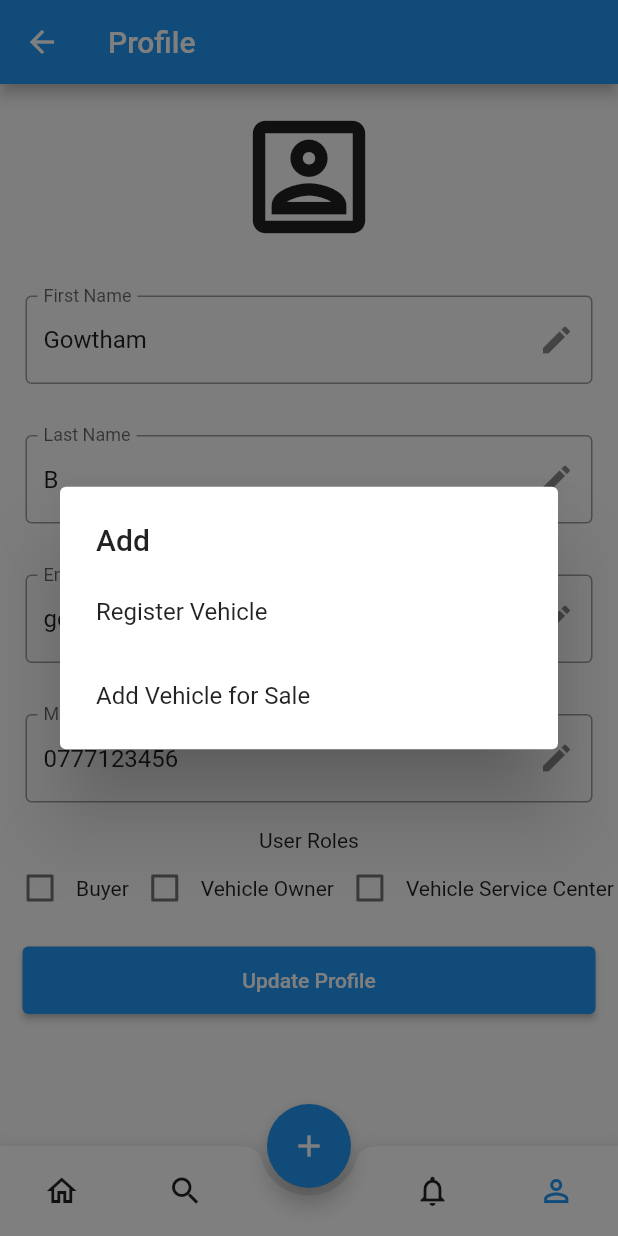
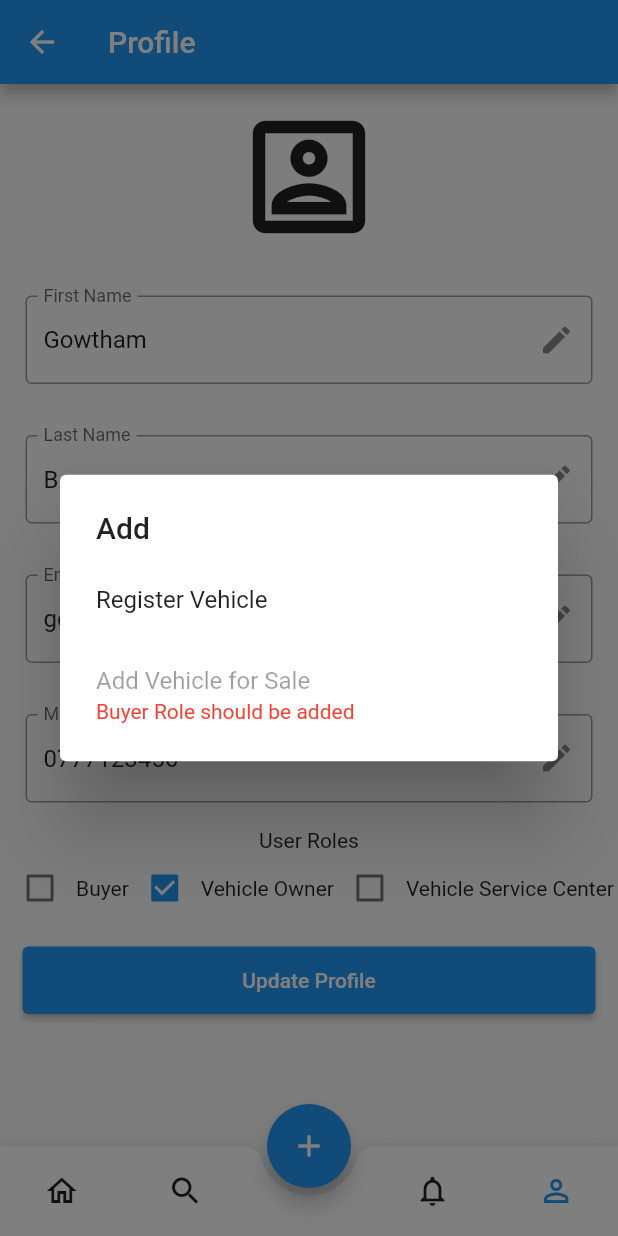
Before and after one commit to GowthamF/BuildEx, a Flutter app: the Initial screen opened directly, item 4 of the bottom bar chosen, after a tap on the "add" icon, on a phone screen of 412 x 824 dp. Run offline on Flutter 3.47's test engine with Material 2 defaults, Android fonts, the light colour scheme and no system bars; our stand-ins replace flutter_bloc, image_picker; network calls fail.

Commit message:
adding role bases

```diff
--- a/lib/common/text_field_readonly.dart
+++ b/lib/common/text_field_readonly.dart
@@ -27,7 +27,6 @@ class _TextFieldEditState extends State<TextFieldEdit> {
 
   @override
   void initState() {
-    // TODO: implement initState
     super.initState();
   }
 
--- a/lib/cubits/cubits.dart
+++ b/lib/cubits/cubits.dart
@@ -12,11 +12,20 @@ class ServiceCenterSlotCubit extends Cubit<DateTime?> {
   void dateSelected(DateTime dateTime) => emit(dateTime);
 }
 
-class UserRolesCubit extends Cubit<List<String>> {
-  UserRolesCubit() : super([]);
+class UserRolesCubit extends Cubit<List<UserRoles?>> {
+  UserRolesCubit() : super([UserRoles.vehicleOwner]);
 
-  void changeRole(String role) {
+  void changeRole(UserRoles role) {
     state.add(role);
     return emit(state);
   }
+
+  void removeRole(UserRoles role) {
+    if (state.length > 1) {
+      state.remove(role);
+      return emit(state);
+    }
+  }
 }
+
+enum UserRoles { buyer, vehicleOwner, serviceCenter }
--- a/lib/main.dart
+++ b/lib/main.dart
@@ -17,6 +17,9 @@ class MyApp extends StatelessWidget {
         BlocProvider(
           create: (context) => HomePageChangeCubit(),
         ),
+        BlocProvider(
+          create: (context) => UserRolesCubit(),
+        ),
       ],
       child: MaterialApp(
         title: 'Flutter Demo',
--- a/lib/widgets/add_dialog.dart
+++ b/lib/widgets/add_dialog.dart
@@ -1,5 +1,7 @@
+import 'package:buildex/cubits/cubits.dart';
 import 'package:buildex/widgets/widgets.dart';
 import 'package:flutter/material.dart';
+import 'package:flutter_bloc/flutter_bloc.dart';
 
 class AddDialog extends StatefulWidget {
   const AddDialog({Key? key}) : super(key: key);
@@ -11,9 +13,21 @@ class AddDialog extends StatefulWidget {
 class _AddDialogState extends State<AddDialog> {
   @override
   Widget build(BuildContext context) {
+    return BlocBuilder<UserRolesCubit, List<UserRoles?>>(
+      builder: (context, state) {
+        var buyer = state.firstWhere((element) => element == UserRoles.buyer,
+            orElse: () => null);
+        var vehicleOwner = state.firstWhere(
+            (element) => element == UserRoles.vehicleOwner,
+            orElse: () => null);
         return Wrap(children: [
           ListTile(
             title: const Text('Register Vehicle'),
+            subtitle: vehicleOwner != null
+                ? null
+                : const Text('Vehicle Owner Role should be added',
+                    style: TextStyle(color: Colors.red)),
+            enabled: vehicleOwner != null,
             onTap: () {
               Navigator.pop(context);
               Navigator.push(
@@ -26,6 +40,11 @@ class _AddDialogState extends State<AddDialog> {
           ),
           ListTile(
             title: const Text('Add Vehicle for Sale'),
+            enabled: buyer != null,
+            subtitle: buyer != null
+                ? null
+                : const Text('Buyer Role should be added',
+                    style: TextStyle(color: Colors.red)),
             onTap: () {
               Navigator.pop(context);
               Navigator.push(
@@ -37,5 +56,7 @@ class _AddDialogState extends State<AddDialog> {
             },
           )
         ]);
+      },
+    );
   }
 }
--- a/lib/widgets/home.dart
+++ b/lib/widgets/home.dart
@@ -1,5 +1,7 @@
+import 'package:buildex/cubits/cubits.dart';
 import 'package:buildex/widgets/widgets.dart';
 import 'package:flutter/material.dart';
+import 'package:flutter_bloc/flutter_bloc.dart';
 
 class Home extends StatefulWidget {
   const Home({Key? key}) : super(key: key);
@@ -11,12 +13,27 @@ class Home extends StatefulWidget {
 class _HomeState extends State<Home> {
   @override
   Widget build(BuildContext context) {
+    return BlocBuilder<UserRolesCubit, List<UserRoles?>>(
+      builder: (context, state) {
+        var buyer = state.firstWhere((element) => element == UserRoles.buyer,
+            orElse: () => null);
+        var serviceCenter = state.firstWhere(
+            (element) => element == UserRoles.serviceCenter,
+            orElse: () => null);
+        var vehicleOwner = state.firstWhere(
+            (element) => element == UserRoles.vehicleOwner,
+            orElse: () => null);
         return Card(
           child: SingleChildScrollView(
             child: Column(
               crossAxisAlignment: CrossAxisAlignment.start,
+              children: [
+                serviceCenter != null
+                    ? const ServiceCentersRequestsView()
+                    : const SizedBox(),
+                (buyer != null || vehicleOwner != null)
+                    ? Column(
                         children: const [
-            ServiceCentersRequestsView(),
                           Padding(
                             padding: EdgeInsets.all(8.0),
                             child: Text(
@@ -25,6 +42,12 @@ class _HomeState extends State<Home> {
                             ),
                           ),
                           VehicleDetails(),
+                        ],
+                      )
+                    : const SizedBox(),
+                (buyer != null || vehicleOwner != null)
+                    ? Column(
+                        children: const [
                           Padding(
                             padding: EdgeInsets.all(8.0),
                             child: Text(
@@ -34,8 +57,13 @@ class _HomeState extends State<Home> {
                           ),
                           ServiceCenters()
                         ],
+                      )
+                    : const SizedBox(),
+              ],
             ),
           ),
         );
+      },
+    );
   }
 }
--- a/lib/widgets/profile.dart
+++ b/lib/widgets/profile.dart
@@ -1,5 +1,7 @@
 import 'package:buildex/common/common.dart';
+import 'package:buildex/cubits/cubits.dart';
 import 'package:flutter/material.dart';
+import 'package:flutter_bloc/flutter_bloc.dart';
 
 class Profile extends StatefulWidget {
   const Profile({Key? key}) : super(key: key);
@@ -69,24 +71,67 @@ class _ProfileState extends State<Profile> {
             child: Column(
               children: [
                 const Text('User Roles'),
-                Wrap(
+                BlocBuilder<UserRolesCubit, List<UserRoles?>>(
+                  builder: (context, state) {
+                    var buyer = state.firstWhere(
+                        (element) => element == UserRoles.buyer,
+                        orElse: () => null);
+                    var serviceCenter = state.firstWhere(
+                        (element) => element == UserRoles.serviceCenter,
+                        orElse: () => null);
+                    var vehicleOwner = state.firstWhere(
+                        (element) => element == UserRoles.vehicleOwner,
+                        orElse: () => null);
+                    return Wrap(
                       children: [
                         CheckBoxCustom(
                           text: 'Buyer',
-                      initialValue: false,
-                      selectedValue: (selectedValue) {},
+                          initialValue: buyer != null,
+                          selectedValue: (bool selectedValue) {
+                            if (selectedValue) {
+                              context
+                                  .read<UserRolesCubit>()
+                                  .changeRole(UserRoles.buyer);
+                            } else {
+                              context
+                                  .read<UserRolesCubit>()
+                                  .removeRole(UserRoles.buyer);
+                            }
+                          },
                         ),
                         CheckBoxCustom(
                           text: 'Vehicle Owner',
-                      initialValue: false,
-                      selectedValue: (selectedValue) {},
+                          initialValue: vehicleOwner != null,
+                          selectedValue: (bool selectedValue) {
+                            if (selectedValue) {
+                              context
+                                  .read<UserRolesCubit>()
+                                  .changeRole(UserRoles.vehicleOwner);
+                            } else {
+                              context
+                                  .read<UserRolesCubit>()
+                                  .removeRole(UserRoles.vehicleOwner);
+                            }
+                          },
                         ),
                         CheckBoxCustom(
                           text: 'Vehicle Service Center',
-                      initialValue: false,
-                      selectedValue: (selectedValue) {},
+                          initialValue: serviceCenter != null,
+                          selectedValue: (bool selectedValue) {
+                            if (selectedValue) {
+                              context
+                                  .read<UserRolesCubit>()
+                                  .changeRole(UserRoles.serviceCenter);
+                            } else {
+                              context
+                                  .read<UserRolesCubit>()
+                                  .removeRole(UserRoles.serviceCenter);
+                            }
+                          },
                         ),
                       ],
+                    );
+                  },
                 ),
               ],
             ),
--- a/lib/widgets/service_centers.dart
+++ b/lib/widgets/service_centers.dart
@@ -25,7 +25,7 @@ class ServiceCenters extends StatelessWidget {
                 width: 250,
                 height: 250,
                 child: Image.network(
-                  'https://images.unsplash.com/photo-1552519507-da3b142c6e3d?ixlib=rb-1.2.1&ixid=MnwxMjA3fDB8MHxzZWFyY2h8N3x8Y2Fyc3xlbnwwfHwwfHw%3D&w=1000&q=80',
+                  'https://image.shutterstock.com/image-photo/vinnitsa-ukraine-october-21-2017-260nw-782934970.jpg',
                 ),
               ),
             ),
@@ -38,7 +38,7 @@ class ServiceCenters extends StatelessWidget {
                 width: 250,
                 height: 250,
                 child: Image.network(
-                  'https://images.unsplash.com/photo-1494976388531-d1058494cdd8?ixlib=rb-1.2.1&ixid=MnwxMjA3fDB8MHxzZWFyY2h8Mnx8Y2Fyc3xlbnwwfHwwfHw%3D&w=1000&q=80',
+                  'https://encrypted-tbn0.gstatic.com/images?q=tbn:ANd9GcRq5ww3Ee-J6GQEpXCv0MWIFMXQV4yk3VBsZB1RMk-1gz-UY9jFGjPMz-Uy-3UN4zqQNLk&usqp=CAU',
                 ),
               ),
             ),
@@ -51,7 +51,7 @@ class ServiceCenters extends StatelessWidget {
                 width: 250,
                 height: 250,
                 child: Image.network(
-                  'https://media.istockphoto.com/photos/red-generic-sedan-car-isolated-on-white-background-3d-illustration-picture-id1189903200?k=20&m=1189903200&s=612x612&w=0&h=L2bus_XVwK5_yXI08X6RaprdFKF1U9YjpN_pVYPgS0o=',
+                  'https://encrypted-tbn0.gstatic.com/images?q=tbn:ANd9GcQde_Ojxx4QsLu2eRyl26_Q0Br1JUH6Lfo3mJb2sCMXW_4Swb0abF1iLoeIef-cJS-IHrk&usqp=CAU',
                   fit: BoxFit.contain,
                 ),
               ),
```
Lines whose indentation alone changed are shown as unchanged.
